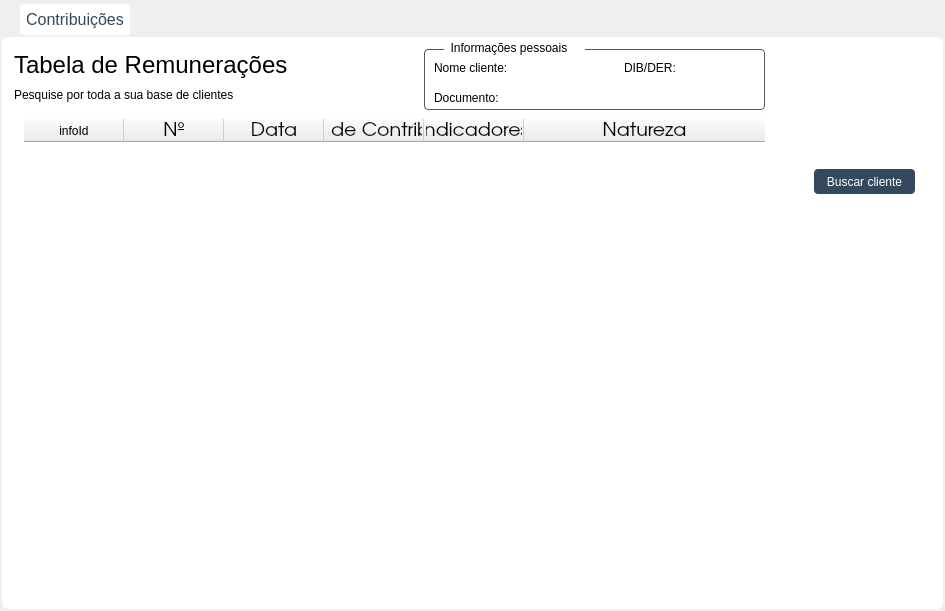
This is Telas/UI/tabCalculos.ui in newprev/PrevCliente as Qt 5 draws it before an edit. The edited form follows.
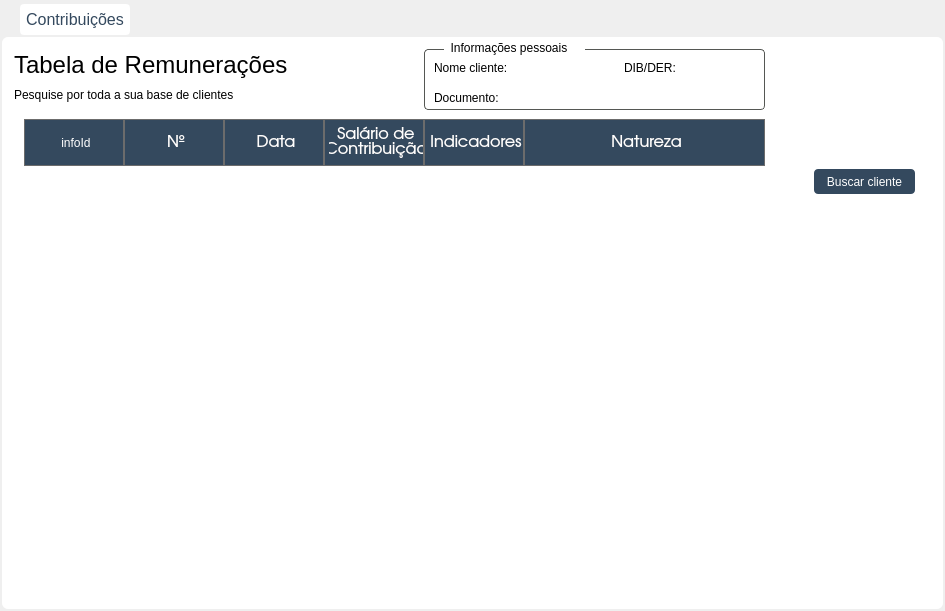
This is the edited form. Icons and pictures are not drawn.

Commit message:
Alteração layout tabela e organização
- Alteração na coloração dos títulos das colunas
- Ordenação das remunerações e contribuições

```diff
--- a/Telas/UI/tabCalculos.ui
+++ b/Telas/UI/tabCalculos.ui
@@ -154,6 +154,22 @@
 	background-color: transparent;
 }
 
+QHeaderView::section {
+    background-color: rgb(52, 73, 94);
+    color: white;
+    padding-left: 4px;
+    border: 1px solid #6c6c6c;
+	min-height: 45px;
+}
+
+QHeaderView::down-arrow {
+    icon-color: white;
+}
+
+QHeaderView::up-arrow {
+    icon-color: white;
+}
+
 /*-------------------------------- Push Buttons --------------------------------*/
 #pbArrowNome, 
 #pbArrowEmail, 
@@ -263,7 +279,7 @@
         <property name="font">
          <font>
           <family>TeX Gyre Adventor</family>
-          <pointsize>14</pointsize>
+          <pointsize>12</pointsize>
          </font>
         </property>
         <property name="textAlignment">
@@ -277,7 +293,7 @@
         <property name="font">
          <font>
           <family>TeX Gyre Adventor</family>
-          <pointsize>14</pointsize>
+          <pointsize>12</pointsize>
          </font>
         </property>
         <property name="textAlignment">
@@ -286,12 +302,13 @@
        </column>
        <column>
         <property name="text">
-         <string>Salário de Contribuição</string>
+         <string>Salário de 
+Contribuição</string>
         </property>
         <property name="font">
          <font>
           <family>TeX Gyre Adventor</family>
-          <pointsize>14</pointsize>
+          <pointsize>12</pointsize>
          </font>
         </property>
         <property name="textAlignment">
@@ -305,7 +322,7 @@
         <property name="font">
          <font>
           <family>TeX Gyre Adventor</family>
-          <pointsize>14</pointsize>
+          <pointsize>12</pointsize>
          </font>
         </property>
         <property name="textAlignment">
@@ -319,7 +336,7 @@
         <property name="font">
          <font>
           <family>TeX Gyre Adventor</family>
-          <pointsize>14</pointsize>
+          <pointsize>12</pointsize>
          </font>
         </property>
         <property name="textAlignment">
```
The commit also changes 5 other files.
